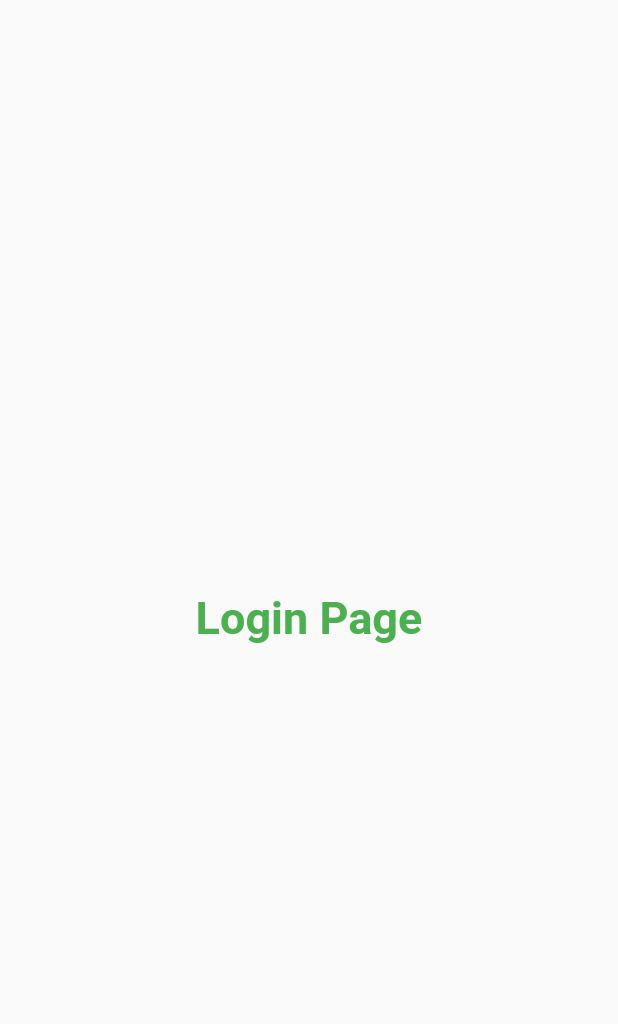
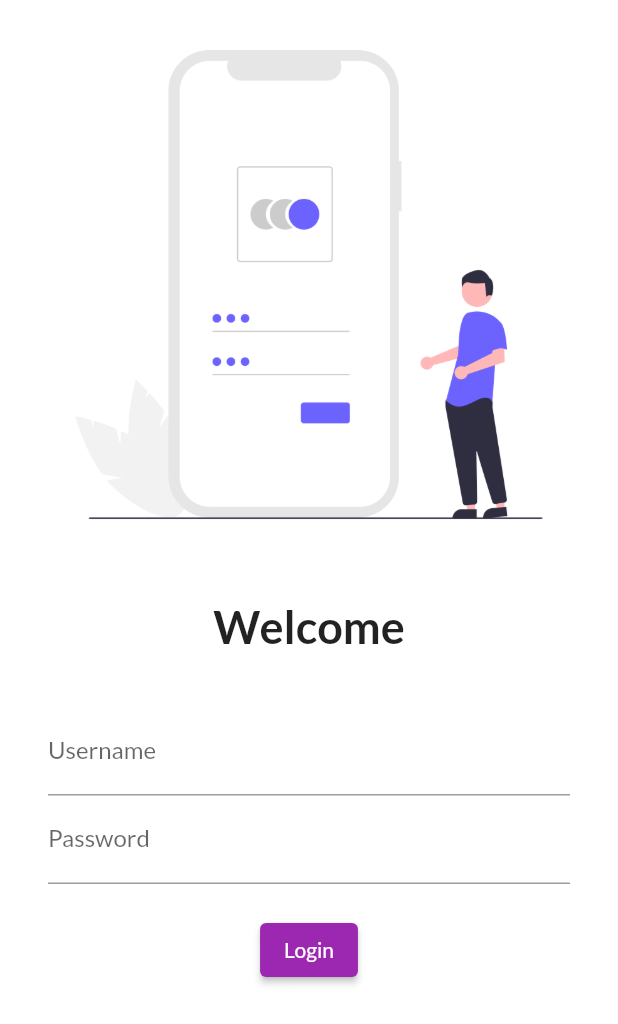
Before and after one commit to Prerna22bokde/flutter, a Flutter app: the screen it shows after launch, on a phone screen of 412 x 824 dp. Shown: the top 1024 px of the screen. Run offline on Flutter 3.47's test engine with Material 2 defaults, Android fonts, the phone set to English and light mode, and no system bars; our stand-ins replace google_fonts.

Commit message:
day4 complete

```diff
--- a/lib/main.dart
+++ b/lib/main.dart
@@ -1,6 +1,7 @@
 import 'package:flutter/material.dart';
 import 'package:flutter_application_1/pages/home_page.dart';
 import 'package:flutter_application_1/pages/login_page.dart';
+import 'package:google_fonts/google_fonts.dart';
 
 void main() {
   runApp(MyApp());
@@ -15,7 +16,10 @@ class MyApp extends StatelessWidget {
     return MaterialApp(
       // home: HomePage(),
       themeMode: ThemeMode.light,
-      theme: ThemeData(primarySwatch: Colors.purple),
+      theme: ThemeData(
+        primarySwatch: Colors.purple,
+        fontFamily: GoogleFonts.lato().fontFamily,
+      ),
       darkTheme: ThemeData(brightness: Brightness.dark),
       routes: {
         "/": (context) => LoginPage(),
--- a/lib/pages/login_page.dart
+++ b/lib/pages/login_page.dart
@@ -4,16 +4,58 @@ class LoginPage extends StatelessWidget {
   @override
   Widget build(BuildContext context) {
     return Material(
-      child: Center(
-        child: Text(
-          "Login Page",
+        color: Colors.white,
+        child: Column(
+          children: [
+            Image.asset(
+              "assets/images/login_image.png",
+              fit: BoxFit.cover,
+            ),
+            SizedBox(
+              height: 20.0,
+            ),
+            Text(
+              "Welcome",
               style: TextStyle(
                 fontSize: 30,
-            color: Colors.green,
                 fontWeight: FontWeight.bold,
               ),
             ),
+            SizedBox(
+              height: 20.0,
             ),
-    );
+            Padding(
+              padding:
+                  const EdgeInsets.symmetric(vertical: 16.0, horizontal: 32.0),
+              child: Column(
+                children: [
+                  TextFormField(
+                    decoration: InputDecoration(
+                      hintText: "Enter username",
+                      labelText: "Username",
+                    ),
+                  ),
+                  TextFormField(
+                    obscureText: true,
+                    decoration: InputDecoration(
+                      hintText: "Enter password",
+                      labelText: "Password",
+                    ),
+                  ),
+                  SizedBox(
+                    height: 20.0,
+                  ),
+                  ElevatedButton(
+                    onPressed: () {
+                      print("you login");
+                    },
+                    child: Text("Login"),
+                    style: TextButton.styleFrom(),
+                  )
+                ],
+              ),
+            )
+          ],
+        ));
   }
 }
--- a/pubspec.yaml
+++ b/pubspec.yaml
@@ -35,6 +35,7 @@ dependencies:
   # The following adds the Cupertino Icons font to your application.
   # Use with the CupertinoIcons class for iOS style icons.
   cupertino_icons: ^1.0.2
+  google_fonts: ^4.0.3
 
 dev_dependencies:
   flutter_test:
@@ -59,8 +60,8 @@ flutter:
   uses-material-design: true
 
   # To add assets to your application, add an assets section, like this:
-  # assets:
-  #   - images/a_dot_burr.jpeg
+  assets:
+    - assets/images/
   #   - images/a_dot_ham.jpeg
 
   # An image asset can refer to one or more resolution-specific "variants", see
```
Also changed, not shown: assets/images/login_image.png (added), pubspec.lock, 1 other file. Lines whose indentation alone changed are shown as unchanged.
